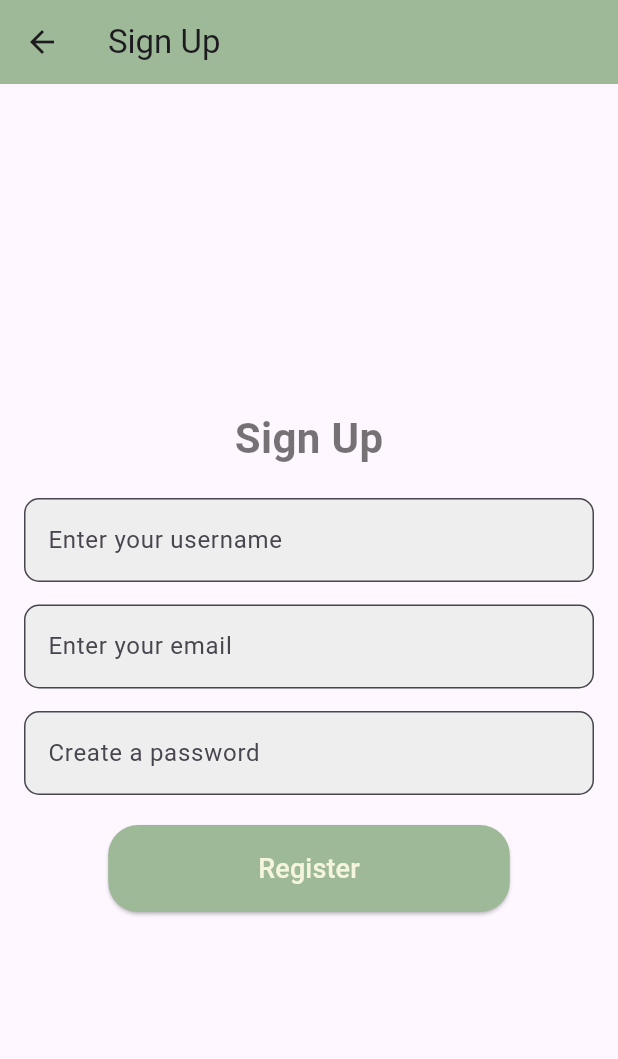
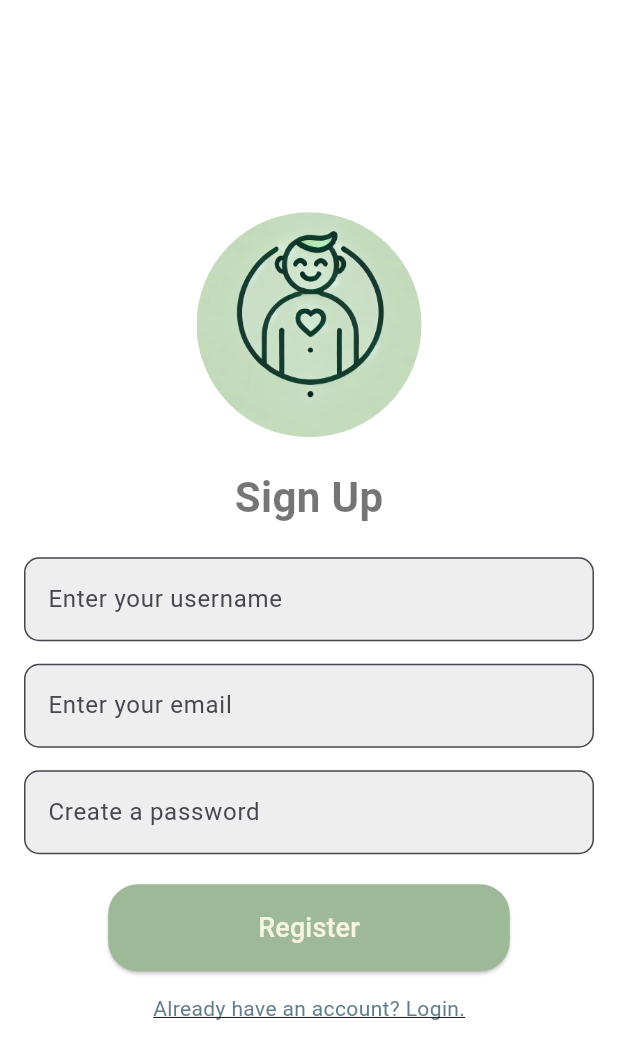
Before and after one commit to romich1307/Flutter-aplicacion, a Flutter app: the screen it shows after launch, after a tap on "Sign Up", on a phone screen of 412 x 824 dp. Shown: the top 1059 px of the screen. Run offline on Flutter 3.47's test engine with Material 3 defaults, Android fonts, the phone set to English and light mode, and no system bars.

Commit message:
cambios en sign up y login

```diff
--- a/lib/main.dart
+++ b/lib/main.dart
@@ -1,5 +1,7 @@
 import 'package:flutter/material.dart';
 import 'screens/home_screen.dart';
+import 'screens/login_screen.dart'; // Importa LoginScreen
+import 'screens/signup_screen.dart'; // Importa SignUpScreen
 
 void main() {
   runApp(const MyApp());
@@ -12,7 +14,12 @@ class MyApp extends StatelessWidget {
   Widget build(BuildContext context) {
     return MaterialApp(
       debugShowCheckedModeBanner: false,
-      home: const HomeScreen(),
+      initialRoute: '/', // Ruta inicial
+      routes: {
+        '/': (context) => const HomeScreen(), // Pantalla inicial
+        '/login': (context) => const LoginScreen(), // LoginScreen
+        '/signup': (context) => const SignUpScreen(), // SignUpScreen
+      },
     );
   }
 }
--- a/lib/screens/home_screen.dart
+++ b/lib/screens/home_screen.dart
@@ -1,6 +1,6 @@
 import 'package:flutter/material.dart';
-import 'login_screen.dart'; // Importar la pantalla de Login
-import 'signup_screen.dart'; // Importar la pantalla de Sign Up
+import 'login_screen.dart'; // Pantalla Login
+import 'signup_screen.dart'; // Pantalla Sign Up
 
 class HomeScreen extends StatelessWidget {
   const HomeScreen({super.key});
@@ -10,13 +10,12 @@ class HomeScreen extends StatelessWidget {
     return Scaffold(
       backgroundColor: Colors.white,
       body: Column(
-        mainAxisAlignment: MainAxisAlignment.center,
         children: [
-          // Imagen en la parte superior con bordes redondeados.
+          // Imagen en la parte superior
           Container(
-            margin: const EdgeInsets.symmetric(horizontal: 20, vertical: 50),
+            height: 250,
             decoration: BoxDecoration(
-              borderRadius: BorderRadius.circular(20),
+              borderRadius: BorderRadius.circular(30),
               boxShadow: [
                 BoxShadow(
                   color: Colors.grey.withOpacity(0.3),
@@ -25,74 +24,116 @@ class HomeScreen extends StatelessWidget {
                 ),
               ],
             ),
-            clipBehavior: Clip.antiAlias,
+            margin: const EdgeInsets.symmetric(vertical: 30),
             child: Image.asset(
-              'assets/logo.png',
-              height: 200,
-              width: double.infinity,
+              'assets/logo.png', // Cambia por la imagen adecuada
               fit: BoxFit.cover,
             ),
           ),
-          const SizedBox(height: 30),
+          const SizedBox(height: 10),
 
-          // Botones Login y Sign Up uno al lado del otro
-          Row(
-            mainAxisAlignment: MainAxisAlignment.center,
-            children: [
+          // Botones Login y Sign Up
           ElevatedButton(
             onPressed: () {
               Navigator.push(
                 context,
-                    MaterialPageRoute(
-                        builder: (context) => const LoginScreen()),
+                MaterialPageRoute(builder: (context) => const LoginScreen()),
               );
             },
             style: ElevatedButton.styleFrom(
-                  backgroundColor: const Color(0xFF9EB998), // Color verde suave
-                  padding:
-                      const EdgeInsets.symmetric(horizontal: 40, vertical: 16),
+              backgroundColor: const Color(0xFF9EB998),
+              padding: const EdgeInsets.symmetric(horizontal: 90, vertical: 15),
               shape: RoundedRectangleBorder(
                 borderRadius: BorderRadius.circular(20),
               ),
+              elevation: 5,
             ),
             child: const Text(
               'Login',
-                  style: TextStyle(
-                    fontSize: 18,
-                    color: Color(0xFFF5F5DC), // Color crema medio
+              style: TextStyle(fontSize: 18, color: Colors.white),
             ),
           ),
-              ),
-              const SizedBox(width: 20), // Espacio entre los botones
-
+          const SizedBox(height: 15),
           ElevatedButton(
             onPressed: () {
               Navigator.push(
                 context,
-                    MaterialPageRoute(
-                        builder: (context) => const SignUpScreen()),
+                MaterialPageRoute(builder: (context) => const SignUpScreen()),
               );
             },
             style: ElevatedButton.styleFrom(
               backgroundColor: const Color(0xFF9EB998),
-                  padding:
-                      const EdgeInsets.symmetric(horizontal: 40, vertical: 16),
+              padding: const EdgeInsets.symmetric(horizontal: 90, vertical: 15),
               shape: RoundedRectangleBorder(
                 borderRadius: BorderRadius.circular(20),
               ),
+              elevation: 5,
             ),
             child: const Text(
               'Sign Up',
+              style: TextStyle(fontSize: 18, color: Colors.white),
+            ),
+          ),
+          const SizedBox(height: 20),
+
+          // Texto de descripción
+          const Padding(
+            padding: EdgeInsets.symmetric(horizontal: 40),
+            child: Text(
+              'Monitorea la salud de tus seres queridos en tiempo real',
+              textAlign: TextAlign.center,
               style: TextStyle(
-                    fontSize: 18,
-                    color: Color(0xFFF5F5DC),
+                fontSize: 16,
+                color: Colors.black54,
+                fontWeight: FontWeight.w500,
               ),
             ),
           ),
+
+          // Forma decorativa al final
+          const Spacer(),
+          Container(
+            height: 80,
+            decoration: const BoxDecoration(
+              color: Colors.white,
+              borderRadius: BorderRadius.only(
+                topLeft: Radius.circular(100),
+                topRight: Radius.circular(100),
+              ),
+              boxShadow: [
+                BoxShadow(
+                  color: Colors.grey,
+                  blurRadius: 10,
+                  offset: Offset(0, -5),
+                ),
               ],
+            ),
+            child: CustomPaint(
+              painter: CurvedPainter(),
+            ),
           ),
         ],
       ),
     );
   }
 }
+
+class CurvedPainter extends CustomPainter {
+  @override
+  void paint(Canvas canvas, Size size) {
+    final paint = Paint()
+      ..color = const Color(0xFF9EB998)
+      ..style = PaintingStyle.fill;
+
+    final path = Path();
+    path.moveTo(0, size.height);
+    path.quadraticBezierTo(size.width * 0.5, -20, size.width, size.height);
+    path.lineTo(size.width, 0);
+    path.lineTo(0, 0);
+    path.close();
+    canvas.drawPath(path, paint);
+  }
+
+  @override
+  bool shouldRepaint(CustomPainter oldDelegate) => false;
+}
--- a/lib/screens/signup_screen.dart
+++ b/lib/screens/signup_screen.dart
@@ -6,10 +6,7 @@ class SignUpScreen extends StatelessWidget {
   @override
   Widget build(BuildContext context) {
     return Scaffold(
-      appBar: AppBar(
-        title: const Text('Sign Up'),
-        backgroundColor: const Color(0xFF9EB998),
-      ),
+      backgroundColor: Colors.white,
       body: Padding(
         padding: const EdgeInsets.all(16.0),
         child: Center(
@@ -17,6 +14,19 @@ class SignUpScreen extends StatelessWidget {
             child: Column(
               mainAxisAlignment: MainAxisAlignment.center,
               children: [
+                // Imagen redondeada y más grande en la parte superior
+                ClipRRect(
+                  borderRadius: BorderRadius.circular(100),
+                  child: Image.asset(
+                    'assets/cuentas.PNG', // Path de tu imagen
+                    width: 150,
+                    height: 150, // Ajuste para hacerla más grande
+                    fit: BoxFit.cover,
+                  ),
+                ),
+                const SizedBox(height: 20),
+
+                // Título 'Sign Up'
                 const Text(
                   'Sign Up',
                   style: TextStyle(
@@ -26,6 +36,8 @@ class SignUpScreen extends StatelessWidget {
                   ),
                 ),
                 const SizedBox(height: 20),
+
+                // Campos de texto (Username, Email, Password)
                 TextField(
                   decoration: InputDecoration(
                     hintText: 'Enter your username',
@@ -63,9 +75,11 @@ class SignUpScreen extends StatelessWidget {
                   ),
                 ),
                 const SizedBox(height: 20),
+
+                // Botón 'Register'
                 ElevatedButton(
                   onPressed: () {
-                    // Acción al registrar usuario (por ahora no hace nada)
+                    // Acción al registrar usuario
                   },
                   style: ElevatedButton.styleFrom(
                     backgroundColor: const Color(0xFF9EB998),
@@ -85,6 +99,22 @@ class SignUpScreen extends StatelessWidget {
                     ),
                   ),
                 ),
+
+                const SizedBox(height: 15),
+
+                // Texto 'Already have an account? Login.'
+                GestureDetector(
+                  onTap: () {
+                    Navigator.pushNamed(context, '/login');
+                  },
+                  child: const Text(
+                    "Already have an account? Login.",
+                    style: TextStyle(
+                      color: Colors.blueGrey,
+                      decoration: TextDecoration.underline,
+                    ),
+                  ),
+                ),
               ],
             ),
           ),
--- a/pubspec.yaml
+++ b/pubspec.yaml
@@ -25,4 +25,4 @@ flutter:
   uses-material-design: true
 
   assets:
-    - assets/logo.png
+    - assets/
```
Also changed, not shown: lib/screens/login_screen.dart (+42 -16 lines), assets/facebook_icon.png. Lines whose indentation alone changed are shown as unchanged.
